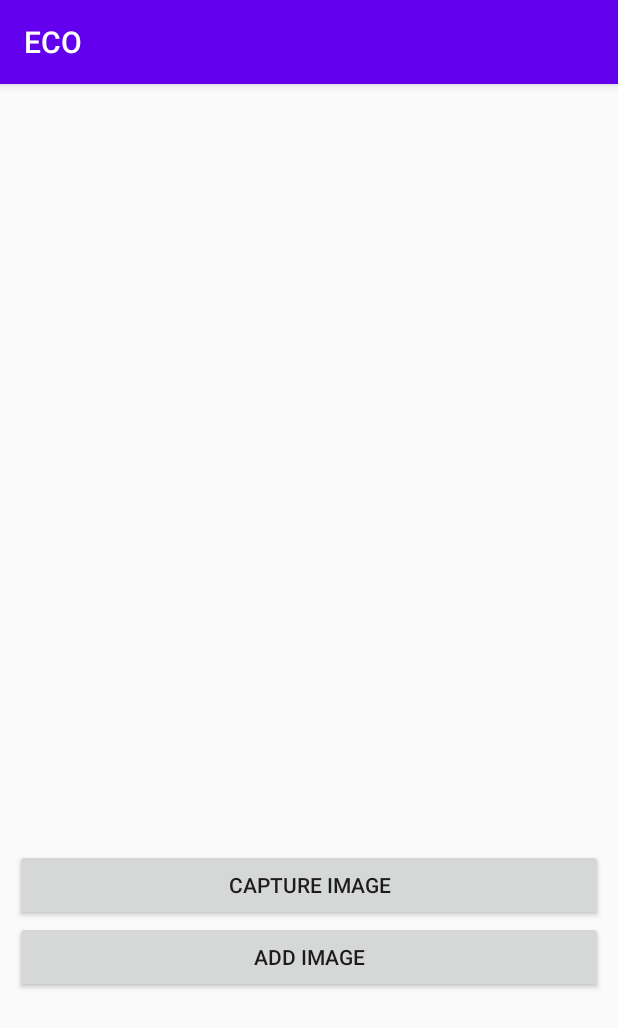
After one commit to tathagatpal/ECO, an Android app: the Cam screen opened directly, with no data from a screen before it, on a phone screen of 412 x 824 dp. The commit adds this screen. Shown: the top 1028 px of the screen. Run offline under Robolectric (Android 15) with nearby library versions, the phone set to English and light mode, and no system bars.

Commit message:
Added Camera feature

```diff
--- /dev/null
+++ b/app/src/main/java/com/example/eco/Cam.java
@@ -0,0 +1,60 @@
+package com.example.eco;
+
+import android.Manifest;
+import android.content.Intent;
+import android.content.pm.PackageManager;
+import android.graphics.Bitmap;
+import android.os.Bundle;
+import android.provider.ContactsContract;
+import android.provider.MediaStore;
+import android.view.View;
+import android.widget.Button;
+import android.widget.ImageView;
+
+import androidx.annotation.Nullable;
+import androidx.appcompat.app.AppCompatActivity;
+import androidx.core.app.ActivityCompat;
+import androidx.core.content.ContextCompat;
+
+public class Cam extends AppCompatActivity {
+
+    Button btnCapture, btnAddImage;
+    ImageView imageDisplay;
+    Intent myIntent;
+
+
+    @Override
+    protected void onCreate(@Nullable Bundle savedInstanceState) {
+
+        myIntent = getIntent();
+        super.onCreate(savedInstanceState);
+        setContentView(R.layout.activity_camera);
+
+        btnCapture = findViewById(R.id.button2);
+        imageDisplay = findViewById(R.id.imageCapture);
+
+        if(ContextCompat.checkSelfPermission(Cam.this,
+                Manifest.permission.CAMERA)!= PackageManager.PERMISSION_GRANTED){
+            ActivityCompat.requestPermissions(Cam.this,
+                    new String[]{Manifest.permission.CAMERA}, 0);
+        }
+
+        btnCapture.setOnClickListener(new View.OnClickListener() {
+            @Override
+            public void onClick(View view) {
+                Intent intent = new Intent(MediaStore.ACTION_IMAGE_CAPTURE);
+                startActivityForResult(intent, 0);
+            }
+        });
+    }
+
+    @Override
+    protected void onActivityResult(int requestCode, int resultCode, @Nullable Intent data) {
+        super.onActivityResult(requestCode, resultCode, data);
+        if (requestCode == 0) {
+            Bitmap img = (Bitmap)data.getExtras().get("data");
+            imageDisplay.setImageBitmap(img);
+        }
+    }
+
+}
--- /dev/null
+++ b/app/src/main/res/layout/activity_camera.xml
@@ -0,0 +1,31 @@
+<?xml version="1.0" encoding="utf-8"?>
+<LinearLayout xmlns:android="http://schemas.android.com/apk/res/android"
+    xmlns:app="http://schemas.android.com/apk/res-auto"
+    xmlns:tools="http://schemas.android.com/tools"
+    android:layout_width="match_parent"
+    android:layout_height="match_parent"
+    tools:context=".Cam"
+    android:layout_gravity="center"
+    android:padding="10dp"
+    android:orientation="vertical">
+
+    <ImageView
+        android:id="@+id/imageCapture"
+        android:layout_width="match_parent"
+        android:layout_height="500dp"
+        android:contentDescription="TODO" />
+
+    <Button
+        android:id="@+id/button2"
+        android:layout_width="match_parent"
+        android:layout_height="wrap_content"
+        android:text="@string/capture_image" />
+
+    <Button
+        android:id="@+id/button4"
+        android:layout_width="match_parent"
+        android:layout_height="wrap_content"
+        android:text="Add Image" />
+
+
+</LinearLayout>
--- a/app/src/main/res/values/strings.xml
+++ b/app/src/main/res/values/strings.xml
@@ -2,4 +2,5 @@
     <string name="app_name">ECO</string>
     <string name="title_activity_maps">Map</string>
     <string name="marker_s_data">About this Location</string>
+    <string name="capture_image">Capture Image</string>
 </resources>
```
Also changed, not shown: app/src/main/AndroidManifest.xml (+6 -3 lines), app/src/main/java/com/example/eco/MapsActivity.java (+6 -3 lines).
